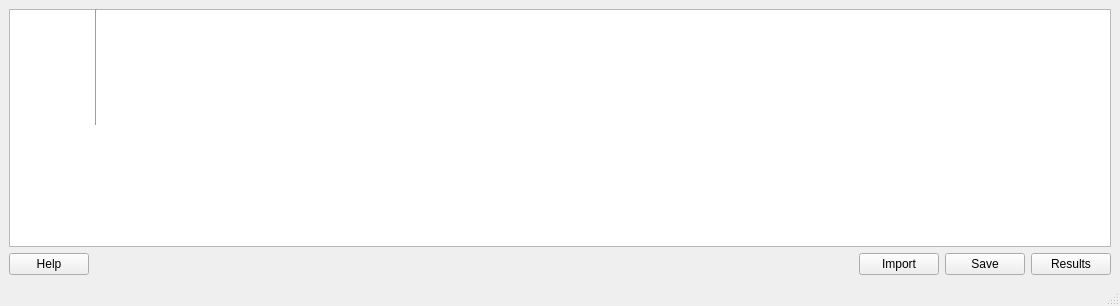
Qt form backend/dataWindow.ui (sblankley/global-clinic-2020) before a commit.
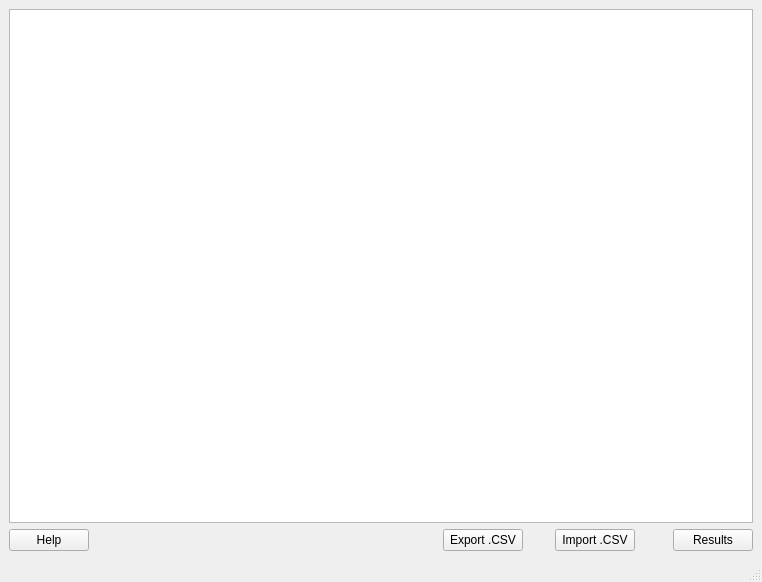
The same form after that commit.

Commit message: deleted line, updated windows

What changed in the file:
```diff
--- a/backend/dataWindow.ui
+++ b/backend/dataWindow.ui
@@ -6,8 +6,8 @@
    <rect>
     <x>0</x>
     <y>0</y>
-    <width>1120</width>
-    <height>306</height>
+    <width>762</width>
+    <height>582</height>
    </rect>
   </property>
   <property name="windowTitle">
@@ -17,7 +17,88 @@
    <layout class="QGridLayout" name="gridLayout_2">
     <item row="0" column="0">
      <layout class="QGridLayout" name="gridLayout">
-      <item row="0" column="0" rowspan="2" colspan="6">
+      <item row="2" column="0">
+       <widget class="QPushButton" name="pushButtonHelp">
+        <property name="sizePolicy">
+         <sizepolicy hsizetype="Maximum" vsizetype="Fixed">
+          <horstretch>0</horstretch>
+          <verstretch>0</verstretch>
+         </sizepolicy>
+        </property>
+        <property name="text">
+         <string>Help</string>
+        </property>
+       </widget>
+      </item>
+      <item row="2" column="8">
+       <widget class="QPushButton" name="pushButtonResults">
+        <property name="sizePolicy">
+         <sizepolicy hsizetype="Maximum" vsizetype="Fixed">
+          <horstretch>0</horstretch>
+          <verstretch>0</verstretch>
+         </sizepolicy>
+        </property>
+        <property name="text">
+         <string>Results</string>
+        </property>
+       </widget>
+      </item>
+      <item row="2" column="5">
+       <widget class="QPushButton" name="pushButtonLoad">
+        <property name="sizePolicy">
+         <sizepolicy hsizetype="Maximum" vsizetype="Fixed">
+          <horstretch>0</horstretch>
+          <verstretch>0</verstretch>
+         </sizepolicy>
+        </property>
+        <property name="text">
+         <string>Import .CSV</string>
+        </property>
+       </widget>
+      </item>
+      <item row="2" column="3">
+       <widget class="QPushButton" name="pushButtonWrite">
+        <property name="sizePolicy">
+         <sizepolicy hsizetype="Maximum" vsizetype="Fixed">
+          <horstretch>0</horstretch>
+          <verstretch>0</verstretch>
+         </sizepolicy>
+        </property>
+        <property name="text">
+         <string>Export .CSV</string>
+        </property>
+       </widget>
+      </item>
+      <item row="2" column="4">
+       <spacer name="horizontalSpacer_3">
+        <property name="orientation">
+         <enum>Qt::Horizontal</enum>
+        </property>
+        <property name="sizeType">
+         <enum>QSizePolicy::Fixed</enum>
+        </property>
+        <property name="sizeHint" stdset="0">
+         <size>
+          <width>20</width>
+          <height>20</height>
+         </size>
+        </property>
+       </spacer>
+      </item>
+      <item row="2" column="2">
+       <spacer name="horizontalSpacer_8">
+        <property name="orientation">
+         <enum>Qt::Horizontal</enum>
+        </property>
+        <property name="sizeHint" stdset="0">
+         <size>
+          <width>40</width>
+          <height>20</height>
+         </size>
+        </property>
+       </spacer>
+      </item>
+      <item row="0" column="0" rowspan="2" colspan="9">
        <widget class="QTableView" name="tableView">
         <property name="sizeAdjustPolicy">
          <enum>QAbstractScrollArea::AdjustToContents</enum>
@@ -27,78 +108,22 @@
         </attribute>
        </widget>
       </item>
-      <item row="0" column="1">
-       <widget class="Line" name="line">
-        <property name="orientation">
-         <enum>Qt::Vertical</enum>
-        </property>
-       </widget>
-      </item>
-      <item row="2" column="3">
-       <widget class="QPushButton" name="pushButtonLoad">
-        <property name="sizePolicy">
-         <sizepolicy hsizetype="Maximum" vsizetype="Fixed">
-          <horstretch>0</horstretch>
-          <verstretch>0</verstretch>
-         </sizepolicy>
-        </property>
-        <property name="text">
-         <string>Import</string>
-        </property>
-       </widget>
-      </item>
-      <item row="2" column="1">
-       <spacer name="horizontalSpacer">
+      <item row="2" column="7">
+       <spacer name="horizontalSpacer_5">
         <property name="orientation">
          <enum>Qt::Horizontal</enum>
         </property>
+        <property name="sizeType">
+         <enum>QSizePolicy::Fixed</enum>
+        </property>
         <property name="sizeHint" stdset="0">
          <size>
-          <width>40</width>
+          <width>20</width>
           <height>20</height>
          </size>
         </property>
        </spacer>
       </item>
-      <item row="2" column="5">
-       <widget class="QPushButton" name="pushButtonResults">
-        <property name="sizePolicy">
-         <sizepolicy hsizetype="Maximum" vsizetype="Fixed">
-          <horstretch>0</horstretch>
-          <verstretch>0</verstretch>
-         </sizepolicy>
-        </property>
-        <property name="text">
-         <string>Results</string>
-        </property>
-       </widget>
-      </item>
-      <item row="2" column="0">
-       <widget class="QPushButton" name="pushButtonHelp">
-        <property name="sizePolicy">
-         <sizepolicy hsizetype="Maximum" vsizetype="Fixed">
-          <horstretch>0</horstretch>
-          <verstretch>0</verstretch>
-         </sizepolicy>
-        </property>
-        <property name="text">
-         <string>Help</string>
-        </property>
-       </widget>
-      </item>
-      <item row="2" column="4">
-       <widget class="QPushButton" name="pushButtonWrite">
-        <property name="sizePolicy">
-         <sizepolicy hsizetype="Maximum" vsizetype="Fixed">
-          <horstretch>0</horstretch>
-          <verstretch>0</verstretch>
-         </sizepolicy>
-        </property>
-        <property name="text">
-         <string>Save</string>
-        </property>
-       </widget>
-      </item>
      </layout>
     </item>
    </layout>
```
Left out of the diff: 2 changed lines with no effect on the pictures.
